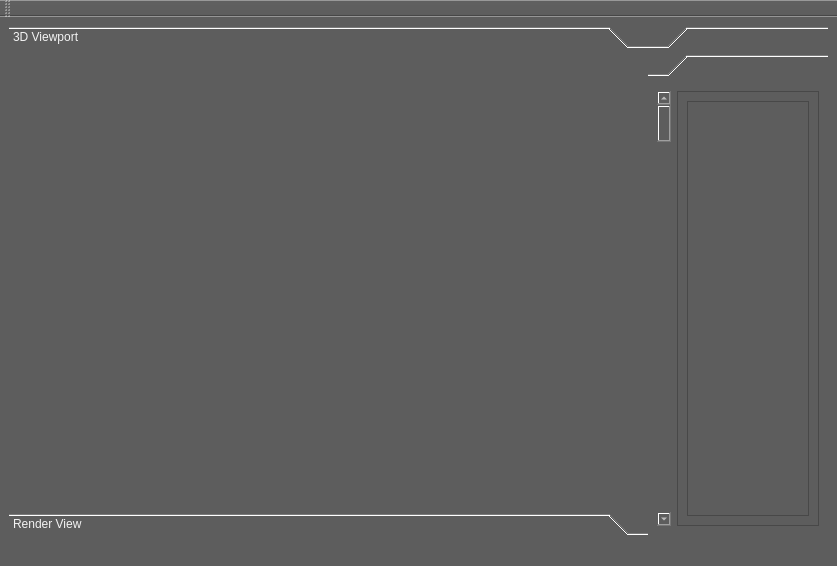
Qt form FinalSubmission/ui/MainWindow.ui (TomMinor/Path-Tracer) before a commit.
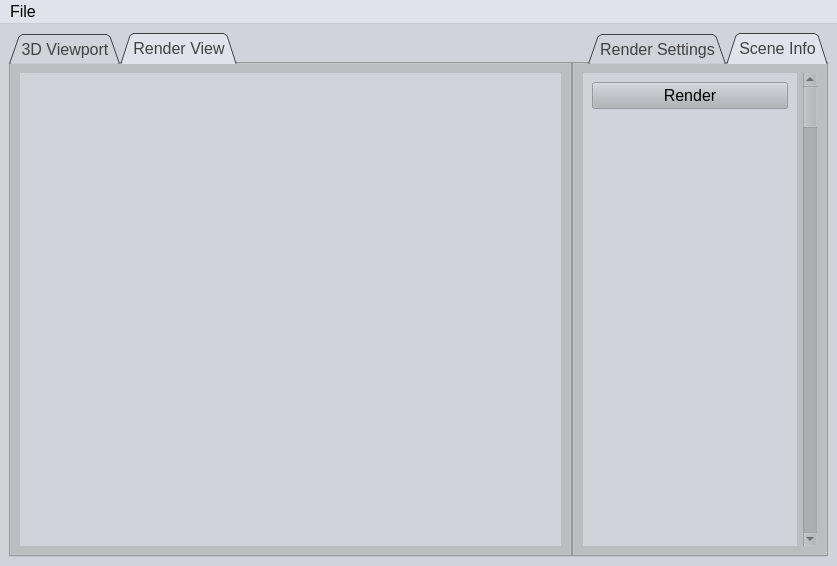
The same form after that commit. The open tabs and pages were chosen to show the change.

```diff
--- a/FinalSubmission/ui/MainWindow.ui
+++ b/FinalSubmission/ui/MainWindow.ui
@@ -16,47 +16,479 @@
     <height>0</height>
    </size>
   </property>
+  <property name="palette">
+   <palette>
+    <active>
+     <colorrole role="WindowText">
+      <brush brushstyle="SolidPattern">
+       <color alpha="255">
+        <red>65</red>
+        <green>65</green>
+        <blue>65</blue>
+       </color>
+      </brush>
+     </colorrole>
+     <colorrole role="Button">
+      <brush brushstyle="SolidPattern">
+       <color alpha="255">
+        <red>176</red>
+        <green>178</green>
+        <blue>184</blue>
+       </color>
+      </brush>
+     </colorrole>
+     <colorrole role="Light">
+      <brush brushstyle="SolidPattern">
+       <color alpha="255">
+        <red>255</red>
+        <green>255</green>
+        <blue>255</blue>
+       </color>
+      </brush>
+     </colorrole>
+     <colorrole role="Midlight">
+      <brush brushstyle="SolidPattern">
+       <color alpha="255">
+        <red>215</red>
+        <green>216</green>
+        <blue>219</blue>
+       </color>
+      </brush>
+     </colorrole>
+     <colorrole role="Dark">
+      <brush brushstyle="SolidPattern">
+       <color alpha="255">
+        <red>88</red>
+        <green>89</green>
+        <blue>92</blue>
+       </color>
+      </brush>
+     </colorrole>
+     <colorrole role="Mid">
+      <brush brushstyle="SolidPattern">
+       <color alpha="255">
+        <red>117</red>
+        <green>119</green>
+        <blue>123</blue>
+       </color>
+      </brush>
+     </colorrole>
+     <colorrole role="Text">
+      <brush brushstyle="SolidPattern">
+       <color alpha="255">
+        <red>0</red>
+        <green>0</green>
+        <blue>0</blue>
+       </color>
+      </brush>
+     </colorrole>
+     <colorrole role="BrightText">
+      <brush brushstyle="SolidPattern">
+       <color alpha="255">
+        <red>255</red>
+        <green>255</green>
+        <blue>255</blue>
+       </color>
+      </brush>
+     </colorrole>
+     <colorrole role="ButtonText">
+      <brush brushstyle="SolidPattern">
+       <color alpha="255">
+        <red>0</red>
+        <green>0</green>
+        <blue>0</blue>
+       </color>
+      </brush>
+     </colorrole>
+     <colorrole role="Base">
+      <brush brushstyle="SolidPattern">
+       <color alpha="255">
+        <red>224</red>
+        <green>227</green>
+        <blue>234</blue>
+       </color>
+      </brush>
+     </colorrole>
+     <colorrole role="Window">
+      <brush brushstyle="SolidPattern">
+       <color alpha="255">
+        <red>209</red>
+        <green>211</green>
+        <blue>218</blue>
+       </color>
+      </brush>
+     </colorrole>
+     <colorrole role="Shadow">
+      <brush brushstyle="SolidPattern">
+       <color alpha="255">
+        <red>0</red>
+        <green>0</green>
+        <blue>0</blue>
+       </color>
+      </brush>
+     </colorrole>
+     <colorrole role="AlternateBase">
+      <brush brushstyle="SolidPattern">
+       <color alpha="255">
+        <red>215</red>
+        <green>216</green>
+        <blue>219</blue>
+       </color>
+      </brush>
+     </colorrole>
+     <colorrole role="ToolTipBase">
+      <brush brushstyle="SolidPattern">
+       <color alpha="255">
+        <red>255</red>
+        <green>255</green>
+        <blue>220</blue>
+       </color>
+      </brush>
+     </colorrole>
+     <colorrole role="ToolTipText">
+      <brush brushstyle="SolidPattern">
+       <color alpha="255">
+        <red>0</red>
+        <green>0</green>
+        <blue>0</blue>
+       </color>
+      </brush>
+     </colorrole>
+    </active>
+    <inactive>
+     <colorrole role="WindowText">
+      <brush brushstyle="SolidPattern">
+       <color alpha="255">
+        <red>65</red>
+        <green>65</green>
+        <blue>65</blue>
+       </color>
+      </brush>
+     </colorrole>
+     <colorrole role="Button">
+      <brush brushstyle="SolidPattern">
+       <color alpha="255">
+        <red>176</red>
+        <green>178</green>
+        <blue>184</blue>
+       </color>
+      </brush>
+     </colorrole>
+     <colorrole role="Light">
+      <brush brushstyle="SolidPattern">
+       <color alpha="255">
+        <red>255</red>
+        <green>255</green>
+        <blue>255</blue>
+       </color>
+      </brush>
+     </colorrole>
+     <colorrole role="Midlight">
+      <brush brushstyle="SolidPattern">
+       <color alpha="255">
+        <red>215</red>
+        <green>216</green>
+        <blue>219</blue>
+       </color>
+      </brush>
+     </colorrole>
+     <colorrole role="Dark">
+      <brush brushstyle="SolidPattern">
+       <color alpha="255">
+        <red>88</red>
+        <green>89</green>
+        <blue>92</blue>
+       </color>
+      </brush>
+     </colorrole>
+     <colorrole role="Mid">
+      <brush brushstyle="SolidPattern">
+       <color alpha="255">
+        <red>117</red>
+        <green>119</green>
+        <blue>123</blue>
+       </color>
+      </brush>
+     </colorrole>
+     <colorrole role="Text">
+      <brush brushstyle="SolidPattern">
+       <color alpha="255">
+        <red>0</red>
+        <green>0</green>
+        <blue>0</blue>
+       </color>
+      </brush>
+     </colorrole>
+     <colorrole role="BrightText">
+      <brush brushstyle="SolidPattern">
+       <color alpha="255">
+        <red>255</red>
+        <green>255</green>
+        <blue>255</blue>
+       </color>
+      </brush>
+     </colorrole>
+     <colorrole role="ButtonText">
+      <brush brushstyle="SolidPattern">
+       <color alpha="255">
+        <red>0</red>
+        <green>0</green>
+        <blue>0</blue>
+       </color>
+      </brush>
+     </colorrole>
+     <colorrole role="Base">
+      <brush brushstyle="SolidPattern">
+       <color alpha="255">
+        <red>224</red>
+        <green>227</green>
+        <blue>234</blue>
+       </color>
+      </brush>
+     </colorrole>
+     <colorrole role="Window">
+      <brush brushstyle="SolidPattern">
+       <color alpha="255">
+        <red>209</red>
+        <green>211</green>
+        <blue>218</blue>
+       </color>
+      </brush>
+     </colorrole>
+     <colorrole role="Shadow">
+      <brush brushstyle="SolidPattern">
+       <color alpha="255">
+        <red>0</red>
+        <green>0</green>
+        <blue>0</blue>
+       </color>
+      </brush>
+     </colorrole>
+     <colorrole role="AlternateBase">
+      <brush brushstyle="SolidPattern">
+       <color alpha="255">
+        <red>215</red>
+        <green>216</green>
+        <blue>219</blue>
+       </color>
+      </brush>
+     </colorrole>
+     <colorrole role="ToolTipBase">
+      <brush brushstyle="SolidPattern">
+       <color alpha="255">
+        <red>255</red>
+        <green>255</green>
+        <blue>220</blue>
+       </color>
+      </brush>
+     </colorrole>
+     <colorrole role="ToolTipText">
+      <brush brushstyle="SolidPattern">
+       <color alpha="255">
+        <red>0</red>
+        <green>0</green>
+        <blue>0</blue>
+       </color>
+      </brush>
+     </colorrole>
+    </inactive>
+    <disabled>
+     <colorrole role="WindowText">
+      <brush brushstyle="SolidPattern">
+       <color alpha="255">
+        <red>88</red>
+        <green>89</green>
+        <blue>92</blue>
+       </color>
+      </brush>
+     </colorrole>
+     <colorrole role="Button">
+      <brush brushstyle="SolidPattern">
+       <color alpha="255">
+        <red>176</red>
+        <green>178</green>
+        <blue>184</blue>
+       </color>
+      </brush>
+     </colorrole>
+     <colorrole role="Light">
+      <brush brushstyle="SolidPattern">
+       <color alpha="255">
+        <red>255</red>
+        <green>255</green>
+        <blue>255</blue>
+       </color>
+      </brush>
+     </colorrole>
+     <colorrole role="Midlight">
+      <brush brushstyle="SolidPattern">
+       <color alpha="255">
+        <red>215</red>
+        <green>216</green>
+        <blue>219</blue>
+       </color>
+      </brush>
+     </colorrole>
+     <colorrole role="Dark">
+      <brush brushstyle="SolidPattern">
+       <color alpha="255">
+        <red>88</red>
+        <green>89</green>
+        <blue>92</blue>
+       </color>
+      </brush>
+     </colorrole>
+     <colorrole role="Mid">
+      <brush brushstyle="SolidPattern">
+       <color alpha="255">
+        <red>117</red>
+        <green>119</green>
+        <blue>123</blue>
+       </color>
+      </brush>
+     </colorrole>
+     <colorrole role="Text">
+      <brush brushstyle="SolidPattern">
+       <color alpha="255">
+        <red>88</red>
+        <green>89</green>
+        <blue>92</blue>
+       </color>
+      </brush>
+     </colorrole>
+     <colorrole role="BrightText">
+      <brush brushstyle="SolidPattern">
+       <color alpha="255">
+        <red>255</red>
+        <green>255</green>
+        <blue>255</blue>
+       </color>
+      </brush>
+     </colorrole>
+     <colorrole role="ButtonText">
+      <brush brushstyle="SolidPattern">
+       <color alpha="255">
+        <red>88</red>
+        <green>89</green>
+        <blue>92</blue>
+       </color>
+      </brush>
+     </colorrole>
+     <colorrole role="Base">
+      <brush brushstyle="SolidPattern">
+       <color alpha="255">
+        <red>209</red>
+        <green>211</green>
+        <blue>218</blue>
+       </color>
+      </brush>
+     </colorrole>
+     <colorrole role="Window">
+      <brush brushstyle="SolidPattern">
+       <color alpha="255">
+        <red>209</red>
+        <green>211</green>
+        <blue>218</blue>
+       </color>
+      </brush>
+     </colorrole>
+     <colorrole role="Shadow">
+      <brush brushstyle="SolidPattern">
+       <color alpha="255">
+        <red>0</red>
+        <green>0</green>
+        <blue>0</blue>
+       </color>
+      </brush>
+     </colorrole>
+     <colorrole role="AlternateBase">
+      <brush brushstyle="SolidPattern">
+       <color alpha="255">
+        <red>176</red>
+        <green>178</green>
+        <blue>184</blue>
+       </color>
+      </brush>
+     </colorrole>
+     <colorrole role="ToolTipBase">
+      <brush brushstyle="SolidPattern">
+       <color alpha="255">
+        <red>255</red>
+        <green>255</green>
+        <blue>220</blue>
+       </color>
+      </brush>
+     </colorrole>
+     <colorrole role="ToolTipText">
+      <brush brushstyle="SolidPattern">
+       <color alpha="255">
+        <red>0</red>
+        <green>0</green>
+        <blue>0</blue>
+       </color>
+      </brush>
+     </colorrole>
+    </disabled>
+   </palette>
+  </property>
+  <property name="font">
+   <font>
+    <pointsize>12</pointsize>
+   </font>
+  </property>
   <property name="windowTitle">
    <string>Affine Transform Demo using ngl::Matrix</string>
   </property>
-  <property name="styleSheet">
-   <string notr="true">background-color: rgb(93, 93, 93);
-color: rgb(243, 243, 243);</string>
+  <property name="toolButtonStyle">
+   <enum>Qt::ToolButtonTextOnly</enum>
+  </property>
+  <property name="tabShape">
+   <enum>QTabWidget::Triangular</enum>
+  </property>
+  <property name="dockOptions">
+   <set>QMainWindow::AllowTabbedDocks|QMainWindow::AnimatedDocks</set>
   </property>
   <widget class="QWidget" name="m_centralwidget">
+   <property name="enabled">
+    <bool>true</bool>
+   </property>
    <layout class="QHBoxLayout" name="horizontalLayout">
     <property name="spacing">
      <number>0</number>
     </property>
     <item>
-     <layout class="QGridLayout" name="gridLayout">
+     <layout class="QGridLayout" name="gridLayout" columnminimumwidth="0">
       <item row="0" column="0">
-       <widget class="QToolBox" name="toolBox">
+       <widget class="QTabWidget" name="tabWidget">
+        <property name="sizePolicy">
+         <sizepolicy hsizetype="Expanding" vsizetype="MinimumExpanding">
+          <horstretch>0</horstretch>
+          <verstretch>0</verstretch>
+         </sizepolicy>
+        </property>
+        <property name="minimumSize">
+         <size>
+          <width>0</width>
+          <height>0</height>
+         </size>
+        </property>
+        <property name="tabPosition">
+         <enum>QTabWidget::North</enum>
+        </property>
+        <property name="tabShape">
+         <enum>QTabWidget::Triangular</enum>
+        </property>
         <property name="currentIndex">
          <number>1</number>
         </property>
-        <widget class="QWidget" name="page">
-         <property name="geometry">
-          <rect>
-           <x>0</x>
-           <y>0</y>
-           <width>637</width>
-           <height>449</height>
-          </rect>
-         </property>
-         <property name="sizePolicy">
-          <sizepolicy hsizetype="Preferred" vsizetype="Preferred">
-           <horstretch>100</horstretch>
-           <verstretch>100</verstretch>
-          </sizepolicy>
-         </property>
-         <property name="minimumSize">
-          <size>
-           <width>0</width>
-           <height>0</height>
-          </size>
-         </property>
-         <attribute name="label">
+        <property name="elideMode">
+         <enum>Qt::ElideNone</enum>
+        </property>
+        <property name="usesScrollButtons">
+         <bool>true</bool>
+        </property>
+        <widget class="QWidget" name="tabWidgetPage1">
+         <attribute name="title">
           <string>3D Viewport</string>
          </attribute>
          <layout class="QHBoxLayout" name="horizontalLayout_8">
@@ -66,72 +498,86 @@
              <enum>QLayout::SetNoConstraint</enum>
             </property>
             <item>
-             <widget class="QWidget" name="widget" native="true"/>
+             <widget class="QWidget" name="widget" native="true">
+              <property name="autoFillBackground">
+               <bool>true</bool>
+              </property>
+             </widget>
             </item>
            </layout>
           </item>
          </layout>
         </widget>
-        <widget class="QWidget" name="page_2">
-         <property name="geometry">
-          <rect>
-           <x>0</x>
-           <y>0</y>
-           <width>637</width>
-           <height>449</height>
-          </rect>
-         </property>
-         <attribute name="label">
+        <widget class="QWidget" name="tabWidgetPage2">
+         <attribute name="title">
           <string>Render View</string>
          </attribute>
+         <layout class="QHBoxLayout" name="horizontalLayout_9">
+          <item>
+           <layout class="QHBoxLayout" name="horizontalLayout_6">
+            <item>
+             <widget class="QWidget" name="widget_2" native="true">
+              <property name="autoFillBackground">
+               <bool>true</bool>
+              </property>
+              <zorder>tabWidget_2</zorder>
+             </widget>
+            </item>
+           </layout>
+          </item>
+         </layout>
         </widget>
        </widget>
       </item>
      </layout>
     </item>
     <item>
-     <widget class="QToolBox" name="toolBox_2">
+     <widget class="QTabWidget" name="tabWidget_2">
       <property name="sizePolicy">
        <sizepolicy hsizetype="Preferred" vsizetype="Preferred">
         <horstretch>0</horstretch>
         <verstretch>0</verstretch>
        </sizepolicy>
       </property>
+      <property name="minimumSize">
+       <size>
+        <width>256</width>
+        <height>0</height>
+       </size>
+      </property>
       <property name="maximumSize">
        <size>
-        <width>180</width>
+        <width>256</width>
         <height>16777215</height>
        </size>
       </property>
       <property name="layoutDirection">
        <enum>Qt::RightToLeft</enum>
       </property>
-      <property name="styleSheet">
-       <string notr="true"/>
+      <property name="tabPosition">
+       <enum>QTabWidget::North</enum>
       </property>
-      <property name="frameShape">
-       <enum>QFrame::NoFrame</enum>
+      <property name="tabShape">
+       <enum>QTabWidget::Triangular</enum>
       </property>
-      <property name="frameShadow">
-       <enum>QFrame::Plain</enum>
-      </property>
-      <property name="lineWidth">
+      <property name="currentIndex">
        <number>1</number>
       </property>
-      <property name="midLineWidth">
-       <number>0</number>
+      <property name="elideMode">
+       <enum>Qt::ElideRight</enum>
       </property>
-      <widget class="QWidget" name="toolBoxPage1">
-       <property name="geometry">
-        <rect>
-         <x>0</x>
-         <y>0</y>
-         <width>180</width>
-         <height>451</height>
-        </rect>
-       </property>
-       <attribute name="label">
-        <string/>
+      <property name="documentMode">
+       <bool>false</bool>
+      </property>
+      <property name="tabsClosable">
+       <bool>false</bool>
+      </property>
+      <property name="movable">
+       <bool>false</bool>
+      </property>
+      <widget class="QWidget" name="tabWidget_2Page1">
+       <attribute name="title">
+        <string>Scene Info</string>
        </attribute>
        <layout class="QHBoxLayout" name="horizontalLayout_4">
         <item>
@@ -145,6 +591,12 @@
           </item>
           <item>
            <widget class="QScrollArea" name="scrollArea_2">
+            <property name="frameShape">
+             <enum>QFrame::NoFrame</enum>
+            </property>
+            <property name="frameShadow">
+             <enum>QFrame::Plain</enum>
+            </property>
             <property name="widgetResizable">
              <bool>true</bool>
             </property>
@@ -153,8 +605,8 @@
               <rect>
                <x>0</x>
                <y>0</y>
-               <width>137</width>
-               <height>429</height>
+               <width>212</width>
+               <height>471</height>
               </rect>
              </property>
              <layout class="QVBoxLayout" name="verticalLayout_2">
@@ -186,17 +638,9 @@
         </item>
        </layout>
       </widget>
-      <widget class="QWidget" name="toolBoxPage2">
-       <property name="geometry">
-        <rect>
-         <x>0</x>
-         <y>0</y>
-         <width>180</width>
-         <height>451</height>
-        </rect>
-       </property>
-       <attribute name="label">
-        <string/>
+      <widget class="QWidget" name="tabWidget_2Page2">
+       <attribute name="title">
+        <string>Render Settings</string>
        </attribute>
        <layout class="QHBoxLayout" name="horizontalLayout_3">
         <item>
@@ -209,22 +653,11 @@
             <rect>
              <x>0</x>
              <y>0</y>
-             <width>139</width>
-             <height>431</height>
+             <width>212</width>
+             <height>471</height>
             </rect>
            </property>
-           <layout class="QHBoxLayout" name="horizontalLayout_5">
-            <item>
-             <widget class="QTreeView" name="treeView">
-              <property name="styleSheet">
-               <string notr="true"/>
-              </property>
-              <property name="alternatingRowColors">
-               <bool>false</bool>
-              </property>
-             </widget>
-            </item>
-           </layout>
+           <layout class="QHBoxLayout" name="horizontalLayout_5"/>
           </widget>
          </widget>
         </item>
@@ -244,17 +677,88 @@
     </item>
    </layout>
   </widget>
-  <widget class="QStatusBar" name="statusBar"/>
-  <widget class="QToolBar" name="toolBar">
-   <property name="windowTitle">
-    <string>toolBar</string>
+  <widget class="QMenuBar" name="menuBar">
+   <property name="geometry">
+    <rect>
+     <x>0</x>
+     <y>0</y>
+     <width>837</width>
+     <height>24</height>
+    </rect>
    </property>
-   <attribute name="toolBarArea">
-    <enum>TopToolBarArea</enum>
-   </attribute>
-   <attribute name="toolBarBreak">
-    <bool>false</bool>
-   </attribute>
+   <property name="palette">
+    <palette>
+     <active>
+      <colorrole role="Base">
+       <brush brushstyle="SolidPattern">
+        <color alpha="255">
+         <red>235</red>
+         <green>237</green>
+         <blue>245</blue>
+        </color>
+       </brush>
+      </colorrole>
+      <colorrole role="Window">
+       <brush brushstyle="SolidPattern">
+        <color alpha="255">
+         <red>224</red>
+         <green>227</green>
+         <blue>234</blue>
+        </color>
+       </brush>
+      </colorrole>
+     </active>
+     <inactive>
+      <colorrole role="Base">
+       <brush brushstyle="SolidPattern">
+        <color alpha="255">
+         <red>235</red>
+         <green>237</green>
+         <blue>245</blue>
+        </color>
+       </brush>
+      </colorrole>
+      <colorrole role="Window">
+       <brush brushstyle="SolidPattern">
+        <color alpha="255">
+         <red>224</red>
+         <green>227</green>
+         <blue>234</blue>
+        </color>
+       </brush>
+      </colorrole>
+     </inactive>
+     <disabled>
+      <colorrole role="Base">
+       <brush brushstyle="SolidPattern">
+        <color alpha="255">
+         <red>224</red>
+         <green>227</green>
+         <blue>234</blue>
+        </color>
+       </brush>
+      </colorrole>
+      <colorrole role="Window">
+       <brush brushstyle="SolidPattern">
+        <color alpha="255">
+         <red>224</red>
+         <green>227</green>
+         <blue>234</blue>
+        </color>
+       </brush>
+      </colorrole>
+     </disabled>
+    </palette>
+   </property>
+   <widget class="QMenu" name="menuFile">
+    <property name="title">
+     <string>File</string>
+    </property>
+    <addaction name="actionOpen_scene"/>
+    <addaction name="separator"/>
+    <addaction name="actionQuit"/>
+   </widget>
+   <addaction name="menuFile"/>
   </widget>
  </widget>
  <resources/>
```
Left out of the diff: 35 changed lines with no effect on the pictures.
